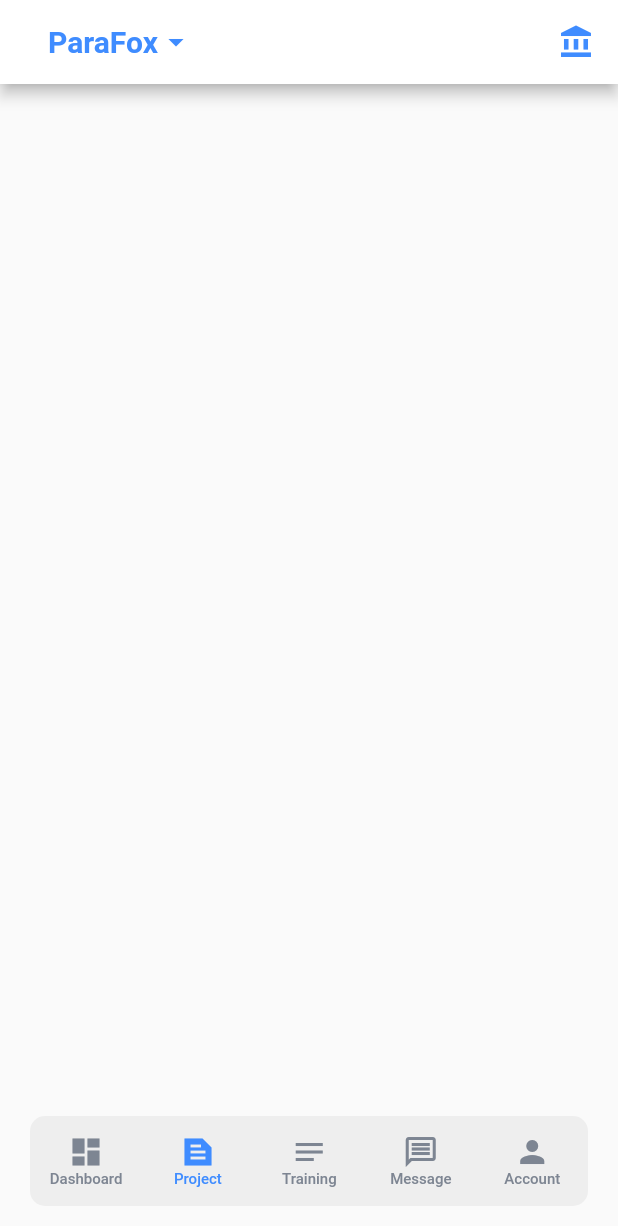
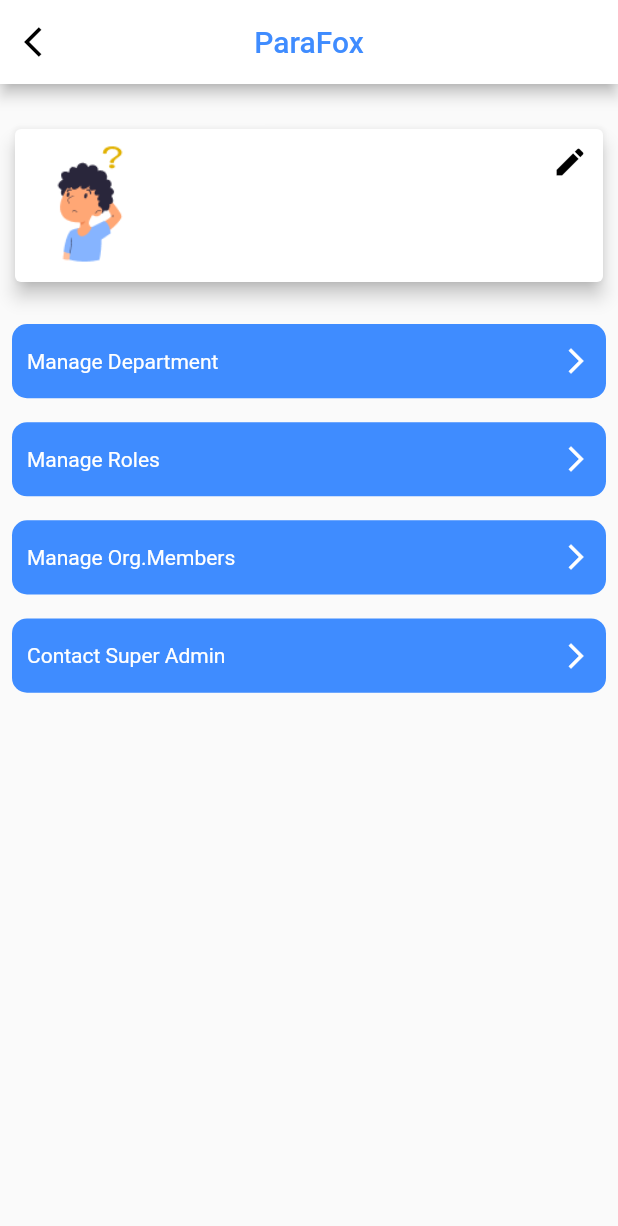
Before and after one commit to falguni-androidster/versa_tribe, a Flutter app: the HomeScreen screen opened directly, item 2 of the bottom bar chosen, after a tap on the "account balance" icon, on a phone screen of 412 x 824 dp. Shown: the top 1226 px of the screen. Run offline on Flutter 3.47's test engine with Material 2 defaults, Android fonts, the phone set to English and light mode, and no system bars; our stand-ins replace connectivity, shared_preferences, timeline_tile; accounts and stored records are empty; network calls fail.

Commit message:
Create_UI_Manage_Admin_and_Manage_Department

```diff
--- /dev/null
+++ b/lib/Screens/OrgAdmin/admin_manage.dart
@@ -0,0 +1,157 @@
+import 'package:flutter/material.dart';
+import 'package:http/http.dart' as http;
+import 'package:shared_preferences/shared_preferences.dart';
+import 'package:versa_tribe/Model/profile_response.dart';
+import 'package:versa_tribe/Screens/Profile/update_profile_screen.dart';
+import 'package:versa_tribe/Screens/person_details_screen.dart';
+import 'package:versa_tribe/Utils/image_path.dart';
+
+import '../../Utils/api_config.dart';
+import '../../Utils/custom_colors.dart';
+import '../../Utils/custom_string.dart';
+import '../../Utils/custom_toast.dart';
+import '../manage_organization_screen.dart';
+import '../sign_in_screen.dart';
+import 'manage_department.dart';
+
+class ManageAdminScreen extends StatefulWidget {
+  String title;
+  ManageAdminScreen({required this.title, super.key});
+  @override
+  State<ManageAdminScreen> createState() => _ManageAdminScreenState();
+}
+class _ManageAdminScreenState extends State<ManageAdminScreen> {
+  @override
+  Widget build(BuildContext context) {
+    var size = MediaQuery.of(context).size;
+    return Scaffold(
+      appBar: AppBar(
+        backgroundColor: CustomColors.kWhiteColor,
+        leading: IconButton(
+          onPressed: () {
+            Navigator.pop(context);
+          },
+          icon: const Icon(Icons.arrow_back_ios, color: CustomColors.kBlackColor),
+          //replace with our own icon data.
+        ),
+        centerTitle: true,
+        title: Text(widget.title,
+            style: const TextStyle(color: CustomColors.kBlueColor)),
+      ),
+      body: SingleChildScrollView(
+        child: Column(
+          crossAxisAlignment: CrossAxisAlignment.center,
+          children: [
+            FutureBuilder<ProfileResponse>(
+              future: ApiConfig().getProfileData(),
+              builder: (context, snapshot) {
+                return containerProfile(snapshot);
+              },
+            ),
+            InkWell(
+              child: containerButton(height: size.height * 0.06, text: CustomString.manageDepartment),
+              onTap: (){
+                Navigator.push(context, MaterialPageRoute(builder: (context)=>const ManageDepartment()));
+              },
+            ),
+            InkWell(
+              child: containerButton(height: size.height * 0.06, text: CustomString.manageRoles),
+              onTap: (){
+                //_navigateToNextScreen(context,'ManageOrganization');
+              },
+            ),
+            InkWell(
+              child: containerButton(height: size.height * 0.06, text: CustomString.manageOrgMembers),
+              onTap: (){
+
+              },
+            ),
+            InkWell(
+              child: containerButton(height: size.height * 0.06, text: CustomString.contactSuperAdmin),
+              onTap: (){
+
+              },
+            ),
+          ],
+        ),
+      ),
+    );
+  }
+
+  Widget containerButton({required height,required text}){
+    return Container(
+      margin: const EdgeInsets.all(8.0),
+      alignment: Alignment.center,
+      height: height,
+      decoration: const BoxDecoration(
+          borderRadius: BorderRadius.all(Radius.circular(10)),
+          color: CustomColors.kBlueColor
+      ),
+      child: Padding(
+        padding: const EdgeInsets.all(10.0),
+        child: Row(
+          children: [
+            Text(text,style: const TextStyle(color: CustomColors.kWhiteColor,fontSize: 14)),
+            const Spacer(),
+            const Icon(Icons.arrow_forward_ios_sharp,color: CustomColors.kWhiteColor,size: 20)
+          ],
+        ),
+      ),
+    );
+  }
+
+  // Navigate to next Screen
+  void _navigateToNextScreen(BuildContext context,String screen) {
+    if(screen == 'signInScreen'){
+      Navigator.of(context)
+          .push(MaterialPageRoute(builder: (context) => const SignInScreen()));
+    }else if(screen == 'ManageOrganization'){
+      Navigator.of(context)
+          .push(MaterialPageRoute(builder: (context) => const ManageOrganization()));
+    }else if(screen == 'PersonDetails'){
+      Navigator.of(context)
+          .push(MaterialPageRoute(builder: (context) => const PersonDetailsScreen()));
+    }
+  }
+
+  Widget containerProfile(snapshot){
+    return Card(
+      margin: const EdgeInsets.only(top: 30,left: 10,right: 10,bottom: 20),
+      elevation: 5,
+      child: Container(
+        alignment: Alignment.center,
+        decoration: const BoxDecoration(
+            borderRadius: BorderRadius.all(Radius.circular(10)),
+            color: CustomColors.kWhiteColor
+        ),
+        child: Padding(
+          padding: const EdgeInsets.all(10.0),
+          child: Row(
+            crossAxisAlignment: CrossAxisAlignment.start,
+            children: [
+              CircleAvatar(backgroundColor: CustomColors.kWhiteColor,radius: 40, child: Image.asset(ImagePath.profilePath)),
+              Padding(
+                padding: const EdgeInsets.all(25.0),
+                child: Column(
+                  crossAxisAlignment: CrossAxisAlignment.start,
+                  children: [
+                    Text('${snapshot.data?.firstName ?? ''} ${snapshot.data?.lastName ?? ''}',style: const TextStyle(color: CustomColors.kBlackColor,fontSize: 14)),
+                    const SizedBox(height: 2),
+                    Text(snapshot.data?.tOwner ?? '',style: const TextStyle(color: CustomColors.kBlackColor,fontSize: 12))
+                  ],
+                ),
+              ),
+              const Spacer(),
+              InkWell(
+                child: const Icon(Icons.edit,color: CustomColors.kBlackColor),
+                onTap: () {
+                  Navigator.of(context).pushReplacement(MaterialPageRoute(builder: (context) => UpdateProfileScreen(firstName: snapshot.data?.firstName ?? '',lastName: snapshot.data?.lastName ?? '',gender: snapshot.data?.gender ?? '',dob: snapshot.data?.dOB ?? '',city: snapshot.data?.city ?? '',country: snapshot.data?.country ?? '')));
+                },
+              )
+            ],
+          ),
+        ),
+      ),
+    );
+  }
+}
--- a/lib/Screens/home_screen.dart
+++ b/lib/Screens/home_screen.dart
@@ -1,16 +1,18 @@
 import 'package:flutter/cupertino.dart';
 import 'package:flutter/material.dart';
 import 'package:provider/provider.dart';
+import 'package:shared_preferences/shared_preferences.dart';
 import 'package:versa_tribe/Providers/organization_provider.dart';
 import 'package:versa_tribe/Screens/Home/dashboard_screen.dart';
 import 'package:versa_tribe/Screens/Home/project_screen.dart';
 import 'package:versa_tribe/Screens/Home/training_screen.dart';
 
 import '../Providers/bottom_tab_provider.dart';
-import '../Providers/call_switch_provider.dart';
+import '../Providers/login_data_provider.dart';
 import '../Utils/custom_colors.dart';
 import '../Utils/custom_string.dart';
 import 'Home/account_screen.dart';
+import 'OrgAdmin/admin_manage.dart';
 
 class HomeScreen extends StatefulWidget {
   const HomeScreen({super.key});
@@ -20,12 +22,45 @@ class HomeScreen extends StatefulWidget {
 }
 
 class _HomeScreenState extends State<HomeScreen> {
-
   final PageStorageBucket bucket = PageStorageBucket();
 
+  Map<String, dynamic> admin= {"OrgAdmin": [{"Org_Name":"PARAFOX","Org_Id":16}]};
+  Map<String, dynamic> person= {"OrgPerson": [{"Org_Name":"ABCDE","Org_Id":9},
+    {"Org_Name":"CRM-IT","Org_Id":13},
+  {"Org_Name":"PARAFOX","Org_Id":16},
+  {"Org_Name":"IBM","Org_Id":1019}]};
+
+  List<String> listAdmin = [];
+  List<String> listPerson = [];
   final List<String> _organizationList = ['ParaFox','CRM-IT','ABIDE']; // Option 2
+  late List<String> newList =[];
+  @override
+  void initState() {
+    person["OrgPerson"].forEach((e){
+      //print("-=-=-=-->>>>${e["Org_Name"]}");
+      listPerson.add(e["Org_Name"]);
+    });
+    admin["OrgAdmin"].forEach((e){
+      listAdmin.add(e["Org_Name"]);
+    });
+    newList = [...listAdmin, ...listPerson].toSet().toList();
+    // TODO: implement initState
+    super.initState();
+  }
   @override
   Widget build(BuildContext context) {
+    final p = Provider.of<LoginDataProvider>(context,listen: false);
+    //  print("-=-=-=-->>>>${person["OrgPerson"].length}");
+    //  print("-=-=-=-->>>>${person["OrgPerson"][0]["Org_Name"]}");
+    //  for(int i=0; i>=person["OrgPerson"].length; i++){
+    //   print("-=-=-=-->>>>${person["OrgPerson"][i]["Org_Name"]}");
+    // }
+
+     newList.forEach((element) async {
+       print("---->${element}");
+       p.setdata(element);
+     });
+
     return WillPopScope(
       onWillPop: () async {
         final shouldPop = await showDialog<bool>(
@@ -71,21 +106,26 @@ class _HomeScreenState extends State<HomeScreen> {
                 return DropdownButtonHideUnderline(
                   child : ButtonTheme(
                     alignedDropdown: true,
-                    child: DropdownButton(
+                    child: Consumer<LoginDataProvider>(
+                      builder: (context,v,chi) {
+                        return DropdownButton(
                           iconEnabledColor: CustomColors.kBlueColor,
                           iconDisabledColor: CustomColors.kBlueColor,
                           value: val.switchOrganization,
                           items: _organizationList.map((organization) {
+                          //items: v.data.map((organization) {
                             return DropdownMenuItem(
                               value: organization,
                               child: Text(organization,style: const TextStyle(color: CustomColors.kBlueColor,fontSize: 20,fontWeight: FontWeight.bold)),
                             );
                           }).toList(),
                           onChanged: (newValue) {
-                        print("-------)> $newValue");
+                            debugPrint("-------)> $newValue");
                             val.setSwitchOrganization(newValue);
                           },
                           hint: Text(val.switchOrganization,style: const TextStyle(color: CustomColors.kBlueColor,fontSize: 20,fontWeight: FontWeight.bold)),
+                        );
+                      }
                     ),
                   ),
                 );
@@ -99,10 +139,16 @@ class _HomeScreenState extends State<HomeScreen> {
                 );
               }),
               const SizedBox(width: 10),*/
-              InkWell(
+              Consumer<OrganizationProvider>(
+                builder: (context,val,child) {
+                  return InkWell(
                     child: const Icon(Icons.account_balance,
                         color: CustomColors.kBlueColor),
-                onTap: (){},
+                    onTap: (){
+                      Navigator.push(context, MaterialPageRoute(builder: (context)=> ManageAdminScreen(title: val.switchOrganization)));
+                    },
+                  );
+                }
               )
             ],
           ),
--- a/lib/Screens/sign_in_screen.dart
+++ b/lib/Screens/sign_in_screen.dart
@@ -306,7 +306,6 @@ class _SignInScreenState extends State<SignInScreen> {
   }
 
   Future<void> signInClick(context) async {
-
     if (_formKey.currentState!.validate()) {
       if(connectivityResult == ConnectivityResult.none){
         showToast(context, CustomString.checkNetworkConnection);
@@ -323,13 +322,11 @@ class _SignInScreenState extends State<SignInScreen> {
         var response = await http.post(Uri.parse(loginUrl), body: signInData);
         Map<String, dynamic> jsonData = jsonDecode(response.body);
         loginResponseModelData = LoginResponseModel.fromJson(jsonData);
-        debugPrint("Login---Data--------------->${jsonData.runtimeType}");
+        //debugPrint("Login---Data--------------->${jsonData}");
         const CircularProgressIndicator();
         if (jsonData != null) {
           final provider =Provider.of<LoginDataProvider>(context,listen: false);
           provider.setUserLoginData(jsonData);
-          /*print("------->${provider.loginData[0].orgAdmin}");
-          print("------->${provider.loginData[0].orgPerson}");*/
           if (loginResponseModelData.accessToken != null) {
             final SharedPreferences pref = await SharedPreferences.getInstance();
             pref.setString(CustomString.accessToken, loginResponseModelData.accessToken.toString());
--- a/lib/Utils/custom_string.dart
+++ b/lib/Utils/custom_string.dart
@@ -210,5 +210,11 @@ class CustomString {
   static const String rejected = 'Rejected';
   static const String removed = 'Removed';
 
+/*--------------------------  Manage Organization -----------------------*/
+  static const String manageDepartment = "Manage Department";
+  static const String manageRoles = "Manage Roles";
+  static const String manageOrgMembers = "Manage Org.Members";
+  static const String contactSuperAdmin = "Contact Super Admin";
+
 
 }
```
Also changed, not shown: lib/Providers/login_data_provider.dart (added, +32 -0 lines), lib/Screens/OrgAdmin/manage_department.dart (added, +39 -0 lines). Lines whose indentation alone changed are shown as unchanged.
